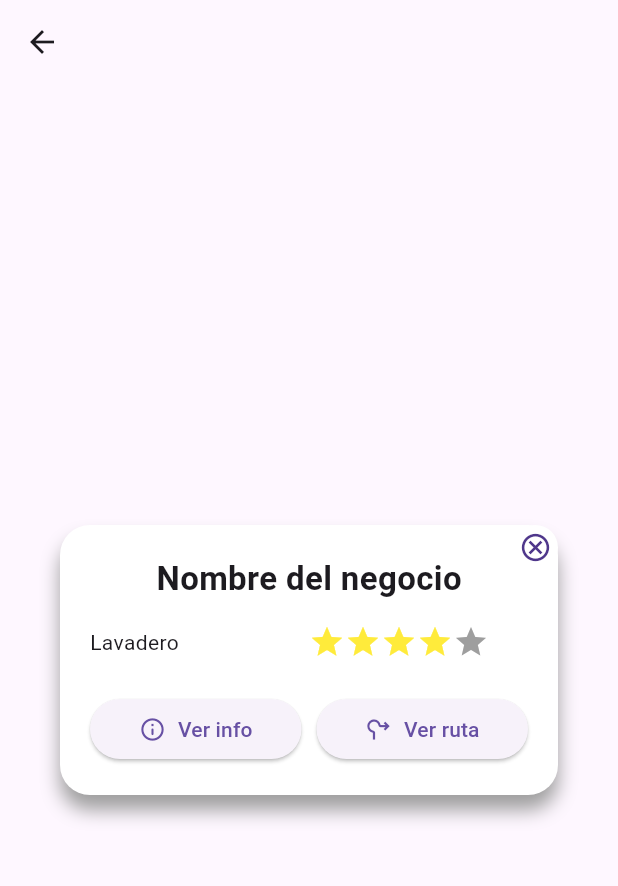
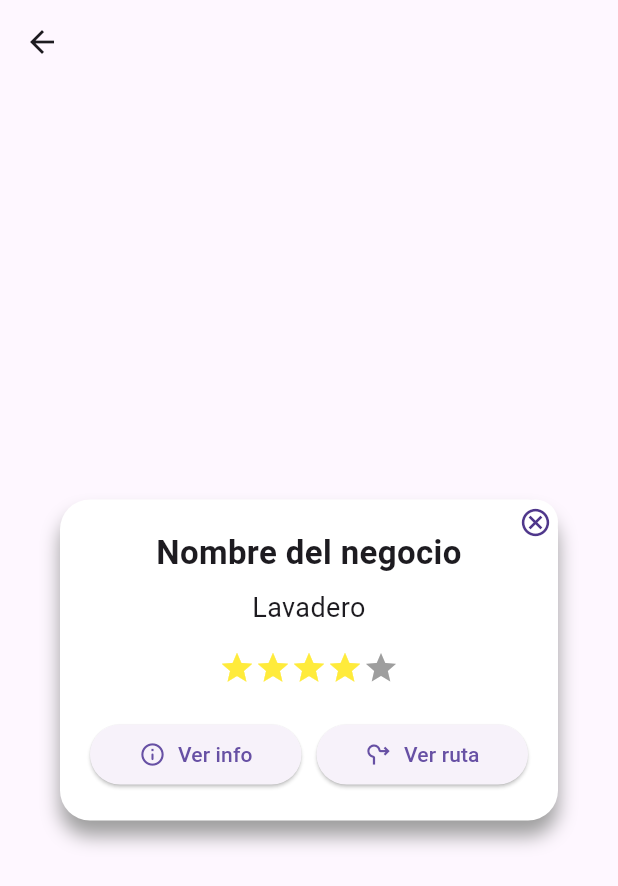
Before and after one commit to YaidelLuis/widget-test-flutter, a Flutter app: the CardMap screen opened directly, on a phone screen of 412 x 824 dp. Shown: the top 886 px of the screen. Run offline on Flutter 3.47's test engine with Material 3 defaults, Android fonts, the phone set to English and light mode, and no system bars.

Commit message:
modificado diseño del card info map

```diff
--- a/lib/card_map/card_map.dart
+++ b/lib/card_map/card_map.dart
@@ -108,23 +108,17 @@ class CardInfoMapState extends State<CardInfoMap>
             child: Column(
               mainAxisSize: MainAxisSize.min,
               children: <Widget>[
-                Flexible(
-                  child: Text(widget.title,
+                Text(widget.title,
+                    textAlign: TextAlign.center,
                     style: const TextStyle(
                         fontSize: 22, fontWeight: FontWeight.w600)),
-                ),
+                const SizedBox(height: 8),
+                Text(widget.businessType,
+                    textAlign: TextAlign.center,
+                    style: const TextStyle(fontSize: 18)),
                 const SizedBox(height: 15),
-                Flexible(
-                  child: Row(
-                    mainAxisAlignment: MainAxisAlignment.spaceBetween,
-                    children: [
-                      Expanded(
-                        child: Text(widget.businessType,
-                            style: const TextStyle(fontSize: 14)),
-                      ),
-                      const SizedBox(height: 15),
-                      Expanded(
-                        child: Row(
+                Row(
+                  mainAxisAlignment: MainAxisAlignment.center,
                   children: List.generate(
                       5,
                       (index) => Icon(Icons.star,
@@ -132,14 +126,9 @@ class CardInfoMapState extends State<CardInfoMap>
                               ? Colors.yellow
                               : Colors.grey)),
                 ),
-                      ),
-                    ],
-                  ),
-                ),
                 const SizedBox(height: 22),
-                Flexible(
-                  child: Row(
-                    mainAxisAlignment: MainAxisAlignment.spaceBetween,
+                Row(
+                  mainAxisAlignment: MainAxisAlignment.spaceEvenly,
                   children: <Widget>[
                     Expanded(
                       child: ElevatedButton(
@@ -150,18 +139,14 @@ class CardInfoMapState extends State<CardInfoMap>
                             mainAxisAlignment: MainAxisAlignment.center,
                             children: [
                               Icon(Icons.info_outline_rounded),
-                                SizedBox(
-                                  width: 8,
-                                ),
+                              SizedBox(width: 8),
                               Text('Ver info'),
                             ],
                           ),
                         ),
                       ),
                     ),
-                      const SizedBox(
-                        width: 10,
-                      ),
+                    const SizedBox(width: 10),
                     Expanded(
                       child: ElevatedButton(
                         onPressed: () {},
@@ -171,9 +156,7 @@ class CardInfoMapState extends State<CardInfoMap>
                             mainAxisAlignment: MainAxisAlignment.center,
                             children: [
                               Icon(Icons.roundabout_right_outlined),
-                                SizedBox(
-                                  width: 8,
-                                ),
+                              SizedBox(width: 8),
                               Text('Ver ruta'),
                             ],
                           ),
@@ -181,7 +164,6 @@ class CardInfoMapState extends State<CardInfoMap>
                       ),
                     ),
                   ],
-                  ),
                 ),
               ],
             ),
```
Lines whose indentation alone changed are shown as unchanged.
